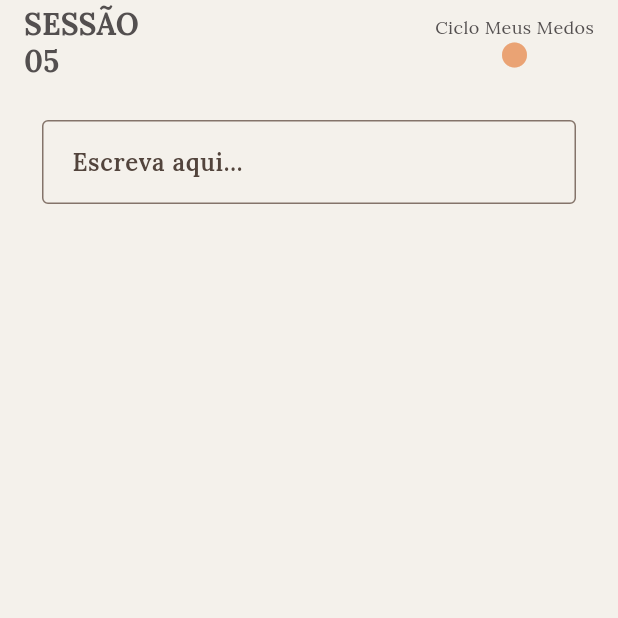
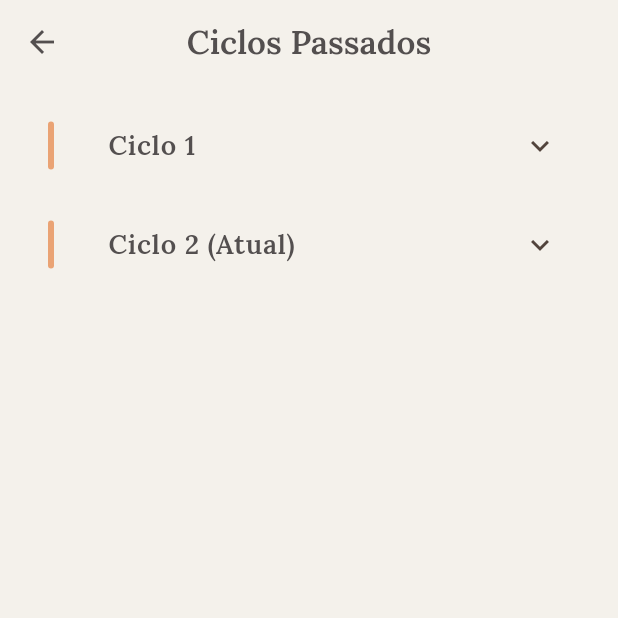
Before and after one commit to lucaseneiva/structured-writing-protocol, a Flutter app: the screen it shows after launch, with the side drawer open (before the commit the screen has no drawer), on a phone screen of 412 x 824 dp, the top half of it. Run offline on Flutter 3.47's test engine with Material 3 defaults, Android fonts, the phone set to English and light mode, and no system bars; our stand-ins replace flutter_riverpod, google_fonts.

Commit message:
feat: new drawer and timer on session view

```diff
--- a/lib/main.dart
+++ b/lib/main.dart
@@ -17,7 +17,7 @@ class MyApp extends StatelessWidget {
     return MaterialApp(
       title: 'Flutter Demo',
       theme: customTheme,
-      home: SessionNoteView(sessionNumber: 5, controller: TextEditingController(), cycleName: 'Meus Medos', content: "aaaaaaaaa aaaaaaaaaaaa aaaaaaaaaaaa aaaaaaaaaaaaaaaaaa aaaaaaaaaaaa aaaaaaaaa aaaaaaaaa aaaaaaaaa aaaaaaaaa"),
+      home: HomePage(),
       debugShowCheckedModeBanner: false,
     );
   }
--- /dev/null
+++ b/lib/presentation/widgets/cycle_drawer.dart
@@ -0,0 +1,144 @@
+import 'package:flutter/material.dart';
+import 'package:flutter_riverpod/flutter_riverpod.dart';
+// import 'package:structured_writing_protocol/providers.dart'; // Idealmente, os dados viriam daqui
+import 'package:structured_writing_protocol/domain/cycle.dart';
+import 'package:structured_writing_protocol/domain/session.dart';
+import 'package:structured_writing_protocol/theme/app_colors.dart';
+
+// --- MELHORIA 1: Mova a lista para fora do método build! ---
+// Se a lista fica dentro do build, ela é recriada toda vez que o widget atualiza,
+// o que é muito ruim para a performance.
+final List<Cycle> hardcodedCycles = [
+  // --- CICLO 1 (PASSADO) ---
+  Cycle(
+    id: 'ciclo-01',
+    sessions: [
+      Session(
+          id: 's1-1',
+          text: "Primeira sessão, explorando a ideia central do projeto. Foi um bom começo.",
+          duration: 20, // em minutos
+          number: 1,
+          date: DateTime(2023, 10, 15, 9, 0)),
+      Session(
+          id: 's1-2',
+          text: "Desenvolvimento dos personagens. Criei o perfil do protagonista.",
+          duration: 30,
+          number: 2,
+          date: DateTime(2023, 10, 17, 10, 30)),
+      Session(
+          id: 's1-3',
+          text: "Revisão do primeiro capítulo e ajustes no ritmo da narrativa.",
+          duration: 15,
+          number: 3,
+          date: DateTime(2023, 10, 20, 8, 15)),
+    ],
+  ),
+  // ... outros ciclos
+  Cycle(
+    id: 'ciclo-03-atual',
+    sessions: [
+      Session(
+          id: 's3-1',
+          text: "Início do novo ciclo. Sessão curta para aquecer os motores.",
+          duration: 20,
+          number: 1,
+          date: DateTime.now().subtract(const Duration(days: 5))),
+      Session(
+          id: 's3-2',
+          text: "Escrevi sobre uma memória de infância para um flashback.",
+          duration: 20,
+          number: 2,
+          date: DateTime.now().subtract(const Duration(days: 3))),
+      Session(
+          id: 's3-3',
+          text: "Sessão de hoje, focada em um diálogo importante entre dois personagens.",
+          duration: 20,
+          number: 3,
+          date: DateTime.now().subtract(const Duration(hours: 2))),
+    ],
+  ),
+];
+
+
+class CycleDrawer extends ConsumerWidget {
+  const CycleDrawer({super.key});
+
+  @override
+  Widget build(BuildContext context, WidgetRef ref) {
+    // Agora você pode usar a lista aqui sem recriá-la
+    final cycles = hardcodedCycles;
+    // Ou melhor ainda, com Riverpod: final cycles = ref.watch(cyclesProvider);
+
+    return Scaffold(
+      backgroundColor: AppColors.vanillaMonlight,
+      appBar: AppBar(
+        leading: const BackButton(),
+        elevation: 0,
+        backgroundColor: AppColors.vanillaMonlight,
+        centerTitle: true,
+        title: const Text(
+          "Ciclos Passados",
+          style: TextStyle(color: AppColors.velvetCharcoal, fontSize: 22, fontWeight: FontWeight.w600),
+        ),
+        iconTheme: const IconThemeData(color: AppColors.velvetCharcoal),
+      ),
+      body: ListView.builder(
+        itemCount: cycles.length,
+        padding: const EdgeInsets.symmetric(horizontal: 16, vertical: 8),
+        itemBuilder: (context, index) {
+          final cycle = cycles[index];
+          final isLast = index == cycles.length - 1;
+
+          // --- CORREÇÃO PRINCIPAL: REMOVIDO O Expanded E O Padding EXTERNO ---
+          return Padding(
+            padding: const EdgeInsets.symmetric(vertical: 4.0), // Apenas um espaçamento vertical
+            // --- MELHORIA 2: Adicionado o Theme para remover a borda ---
+            child: Theme(
+              data: Theme.of(context).copyWith(dividerColor: Colors.transparent),
+              child: ExpansionTile(
+                leading: Container(
+                  width: 4,
+                  height: 32,
+                  decoration: BoxDecoration(
+                    color: AppColors.toastedPeach,
+                    borderRadius: BorderRadius.circular(2),
+                  ),
+                ),
+                // tilePadding: EdgeInsets.zero, // Não é mais necessário com 'leading'
+                title: Text(
+                  isLast ? "Ciclo ${index + 1} (Atual)" : "Ciclo ${index + 1}",
+                  style: const TextStyle(fontSize: 18, color: AppColors.velvetCharcoal),
+                ),
+                children: cycle.sessions.map((session) {
+                  return ListTile(
+                    // --- MELHORIA 3: Usando contentPadding para alinhar ---
+                    contentPadding: const EdgeInsets.only(left: 24, right: 16),
+                    title: Text(
+                      "Sessão ${session.number}",
+                      style: const TextStyle(color: AppColors.velvetCharcoal, fontWeight: FontWeight.w500),
+                    ),
+                    subtitle: Text(
+                      "${session.date.day}/${session.date.month}/${session.date.year}",
+                      style: TextStyle(color: AppColors.velvetCharcoal.withOpacity(0.7)),
+                    ),
+                    // --- MELHORIA 4 (BÔNUS): Exibindo a duração ---
+                    trailing: Text(
+                      '${session.duration} min',
+                      style: const TextStyle(color: AppColors.toastedPeach, fontWeight: FontWeight.bold),
+                    ),
+                    onTap: () {
+                      ScaffoldMessenger.of(context).showSnackBar(SnackBar(
+                        content: Text("Abriu a sessão ${session.id} do ciclo ${cycle.id}"),
+                        duration: const Duration(seconds: 1),
+                      ));
+                    },
+                  );
+                }).toList(),
+              ),
+            ),
+          );
+        },
+      ),
+    );
+  }
+}
--- a/lib/presentation/widgets/session_card.dart
+++ b/lib/presentation/widgets/session_card.dart
@@ -1,5 +1,6 @@
 import 'package:flutter/material.dart';
 import 'package:structured_writing_protocol/theme/app_colors.dart';
+
 class SessionCard extends StatelessWidget {
   final int sessionNumber;
   final String dateFormatted; // ex: "07 ago 2025"
@@ -18,7 +19,8 @@ class SessionCard extends StatelessWidget {
   Widget build(BuildContext context) {
     final borderColor = isNext ? AppColors.toastedPeach : AppColors.mauveGray;
 
-    return Container(
+    // O widget principal que será retornado
+    Widget cardContent = Container(
       margin: const EdgeInsets.symmetric(vertical: 6),
       padding: const EdgeInsets.all(16),
       decoration: BoxDecoration(
@@ -29,13 +31,13 @@ class SessionCard extends StatelessWidget {
       child: Row(
         mainAxisAlignment: MainAxisAlignment.spaceBetween,
         children: [
-          // Esquerda
+          // Esquerda (conteúdo da sessão)
           Column(
             crossAxisAlignment: CrossAxisAlignment.start,
             children: [
               Text(
                 "Sessão $sessionNumber",
-                style: TextStyle(
+                style: const TextStyle(
                   fontWeight: FontWeight.bold,
                   color: AppColors.velvetCharcoal,
                 ),
@@ -47,10 +49,7 @@ class SessionCard extends StatelessWidget {
                   const SizedBox(width: 4),
                   Text(
                     dateFormatted,
-                    style: const TextStyle(
-                      fontSize: 12,
-                      color: AppColors.mauveGray,
-                    ),
+                    style: const TextStyle(fontSize: 12, color: AppColors.mauveGray),
                   ),
                 ],
               ),
@@ -62,10 +61,7 @@ class SessionCard extends StatelessWidget {
                     const SizedBox(width: 4),
                     const Text(
                       "15 minutos",
-                      style: TextStyle(
-                        fontSize: 12,
-                        color: AppColors.mauveGray,
-                      ),
+                      style: TextStyle(fontSize: 12, color: AppColors.mauveGray),
                     ),
                   ],
                 ),
@@ -73,7 +69,8 @@ class SessionCard extends StatelessWidget {
             ],
           ),
 
-          // Direita - Botão
+          // Direita - Botão (só aparece se 'isNext' for verdadeiro)
+          if (isNext)
             ElevatedButton(
               onPressed: onPressed,
               style: ElevatedButton.styleFrom(
@@ -83,10 +80,22 @@ class SessionCard extends StatelessWidget {
                 shape: RoundedRectangleBorder(borderRadius: BorderRadius.circular(8)),
                 elevation: 0,
               ),
-            child: Text(isNext ? "Iniciar" : "Ver"),
+              child: const Text("Iniciar"),
             ),
         ],
       ),
     );
+
+    // Se NÃO for a próxima sessão, envolve o card com InkWell para torná-lo clicável
+    if (!isNext) {
+      return InkWell(
+        onTap: onPressed,
+        borderRadius: BorderRadius.circular(12), // Para o efeito de splash seguir a borda
+        child: cardContent,
+      );
+    }
+
+    // Se for a próxima sessão, retorna o card como estava, sem o InkWell
+    return cardContent;
   }
 }
--- a/lib/theme/app_theme.dart
+++ b/lib/theme/app_theme.dart
@@ -14,7 +14,10 @@ final ThemeData customTheme = ThemeData(
     onPrimary: AppColors.vanillaMonlight,
     onSecondary: AppColors.velvetCharcoal,
     onSurface: AppColors.velvetCharcoal,
+
   ),
+
+  dividerColor: Colors.transparent,
   // Cssico, acolhedor
   textTheme: GoogleFonts.loraTextTheme(
     const TextTheme(
--- a/pubspec.yaml
+++ b/pubspec.yaml
@@ -36,6 +36,7 @@ dependencies:
   cupertino_icons: ^1.0.8
   flutter_riverpod: ^2.6.1
   google_fonts: ^6.3.0
+  intl: ^0.20.2
 
 dev_dependencies:
   flutter_test:
```
Also changed, not shown: lib/presentation/home_page.dart (+2 -33 lines), lib/presentation/session_note_view.dart (+126 -65 lines). Lines whose indentation alone changed are shown as unchanged.
